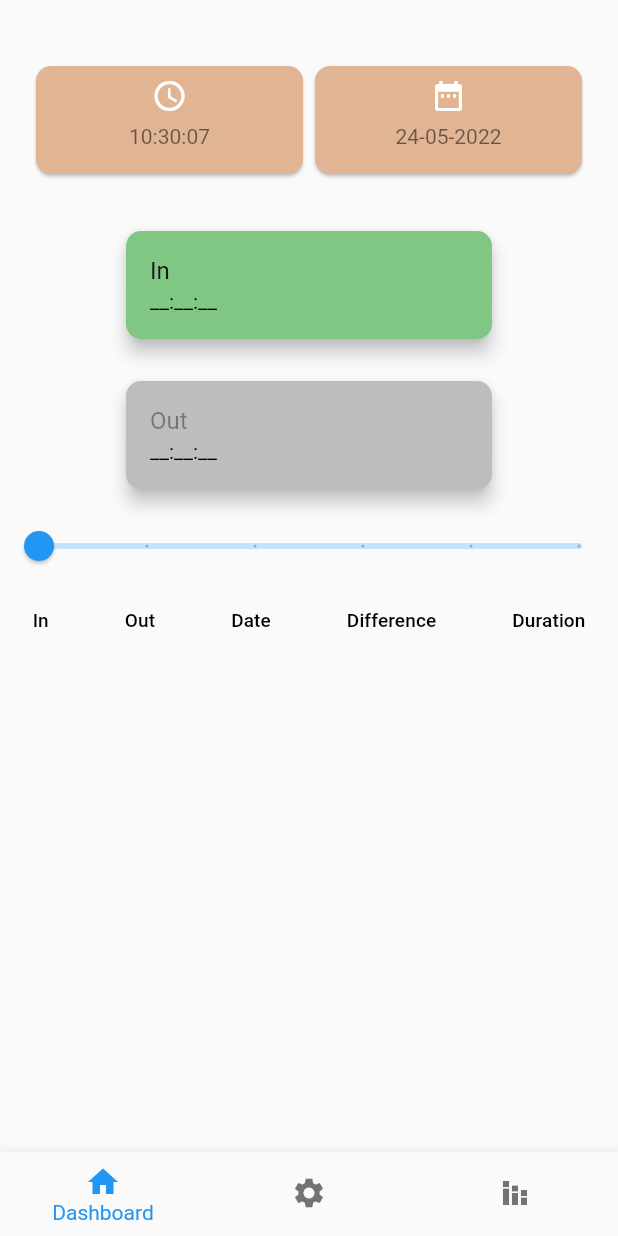
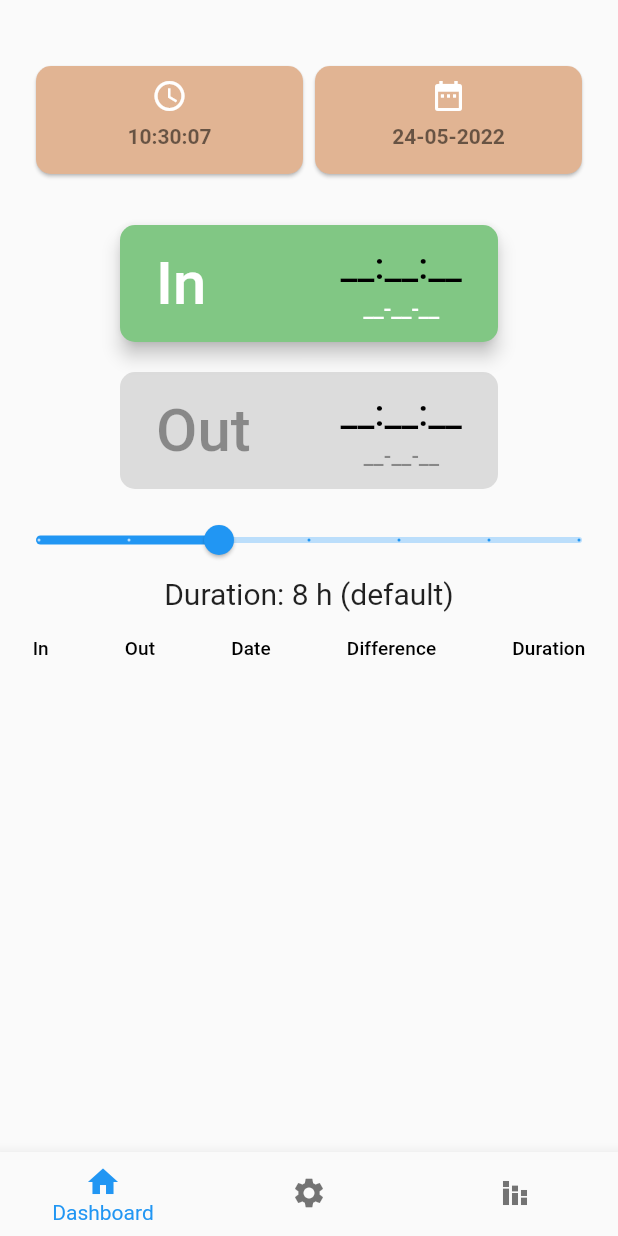
Before and after one commit to macik1423/job_timer, a Flutter app: the screen it shows after launch, on a phone screen of 412 x 824 dp. Run offline on Flutter 3.47's test engine with Material 2 defaults, Android fonts, the phone set to English and light mode, and no system bars; our stand-ins replace bloc, equatable, fl_chart, flutter_bloc, formz, hive and 3 more; accounts and stored records are empty; Roboto replaces fonts that are missing (Ubuntu).

Commit message:
Changed In, Out layouts; Added Duration field; Added some tests;

```diff
--- a/lib/cubit/shift/shift_state.dart
+++ b/lib/cubit/shift/shift_state.dart
@@ -1,5 +1,3 @@
-import 'dart:convert';
-
 import 'package:equatable/equatable.dart';
 import 'package:json_annotation/json_annotation.dart';
 
@@ -9,7 +7,7 @@ part 'shift_state.g.dart';
 
 enum ShiftStateStatus { initial, startTapped, endTapped }
 
-@JsonSerializable()
+@JsonSerializable(explicitToJson: true)
 class ShiftState extends Equatable {
   final Shift shift;
   final bool enabledStart;
--- a/lib/main.dart
+++ b/lib/main.dart
@@ -5,12 +5,15 @@ import 'package:hive_flutter/hive_flutter.dart';
 import 'package:hydrated_bloc/hydrated_bloc.dart';
 import 'package:path_provider/path_provider.dart';
 import 'package:path_provider/path_provider.dart' as path_provider;
+import 'package:provider/provider.dart';
 import 'package:timer/bloc/add_form/add_form_bloc.dart';
 import 'package:timer/cubit/navigation/navigation_cubit.dart';
 import 'package:timer/repository/shift_hive.dart';
 import 'package:timer/repository/shift_repository.dart';
 import 'package:timer/screen/root_screen.dart';
 import 'package:timer/shift_box.dart';
+import 'package:timer/util/duration_adapter.dart';
+import 'package:timer/widgets/duration_modifier.dart';
 
 import 'bloc/repo/repo_bloc.dart';
 import 'cubit/shift/shift_cubit.dart';
@@ -22,7 +25,8 @@ Future<void> main() async {
       await path_provider.getApplicationDocumentsDirectory();
   Hive
     ..initFlutter(appDocumentDirectory.path)
-    ..registerAdapter(ShiftAdapter());
+    ..registerAdapter(ShiftAdapter())
+    ..registerAdapter(DurationAdapter());
 
   HydratedBlocOverrides.runZoned(() => runApp(const MyApp()),
       createStorage: () async {
@@ -78,7 +82,11 @@ class _MyAppState extends State<MyApp> {
             create: (context) => AddFormBloc(),
           ),
         ],
-        child: const RootScreen(),
+        child: MultiProvider(providers: [
+          ChangeNotifierProvider<SliderChanged>(
+            create: (_) => SliderChanged(),
+          )
+        ], child: const RootScreen()),
       ),
     );
   }
--- a/lib/model/shift.dart
+++ b/lib/model/shift.dart
@@ -15,7 +15,8 @@ class Shift extends HiveObject {
   @HiveField(2, defaultValue: Duration(hours: 8))
   final Duration? duration;
 
-  Shift({required this.start, required this.end, required this.duration});
+  Shift({required this.start, required this.end, Duration? duration})
+      : duration = duration ?? const Duration(hours: 8);
 
   Shift copyWith({
     DateTime? start,
@@ -45,4 +46,9 @@ class Shift extends HiveObject {
 
   @override
   int get hashCode => start.hashCode ^ end.hashCode ^ duration.hashCode;
+
+  @override
+  String toString() {
+    return 'Shift{start: $start, end: $end, duration: $duration}';
+  }
 }
--- a/lib/screen/home/home.dart
+++ b/lib/screen/home/home.dart
@@ -8,6 +8,7 @@ import '../../model/shift.dart';
 import '../../util/constants.dart' as constants;
 import '../../util/time_util.dart';
 import '../../widgets/clock.dart';
+import '../../widgets/duration_modifier.dart';
 import '../../widgets/shift_card.dart';
 import 'first_shifts.dart';
 
@@ -21,7 +22,6 @@ class Home extends StatefulWidget {
 class _HomeState extends State<Home> {
   @override
   Widget build(BuildContext context) {
-    double _currentSliderValue = 8;
     return Scaffold(
       body: BlocConsumer<RepoBloc, RepoState>(
         listener: (repoContext, repoState) {
@@ -38,7 +38,11 @@ class _HomeState extends State<Home> {
               return Column(
                 children: <Widget>[
                   const SizedBox(height: 20),
-                  Clock(repoState: repoState),
+                  Clock(
+                    key: const Key(constants.mainClockText),
+                    repoState: repoState,
+                  ),
+                  // const DurationModifier(),
                   ShiftCard(
                       key: const Key(constants.inText),
                       color: state.enabledStart
@@ -51,7 +55,7 @@ class _HomeState extends State<Home> {
                       tappedTime: TimeUtil.formatDateTime(state.shift.start),
                       enabled: state.enabledStart,
                       title: constants.inText,
-                  ),
+                      subtitle: TimeUtil.formatDate(state.shift.start)),
                   ShiftCard(
                       key: const Key(constants.outText),
                       color: state.enabledEnd
@@ -60,32 +64,27 @@ class _HomeState extends State<Home> {
                       title: constants.outText,
                       onTap: () {
                         final timeNow = DateTime.now();
+                        final timeIn = state.shift.start;
+                        final duration = context.read<SliderChanged>().value;
                         context.read<RepoBloc>().add(
                               RepoShiftSaved(
                                 Shift(
-                                start: state.shift.start,
+                                  start: timeIn,
                                   end: timeNow,
                                   duration: Duration(
-                                    hours: _currentSliderValue.toInt()),
+                                    hours: duration.round(),
+                                  ),
                                 ),
                               ),
                             );
-                      context.read<ShiftCubit>().updateEnd(timeNow);
+                        context.read<SliderChanged>().resetToDefault();
+                        context.read<ShiftCubit>().updateEnd(timeIn!, timeNow);
                       },
                       tappedTime: TimeUtil.formatDateTime(state.shift.end),
                       enabled: state.enabledEnd,
-                  ),
-                  Slider(
-                    value: _currentSliderValue,
-                    max: 12,
-                    min: 8,
-                    divisions: 5,
-                    label: _currentSliderValue.round().toString(),
-                    onChanged: (double value) {
-                      setState(() {
-                        _currentSliderValue = value;
-                      });
-                    },
+                      subtitle: TimeUtil.formatDate(state.shift.end)),
+                  DurationModifier(
+                    absorbing: !(state.enabledEnd || state.enabledStart),
                   ),
                   const FirstShiftsList(),
                 ],
--- a/lib/util/constants.dart
+++ b/lib/util/constants.dart
@@ -27,3 +27,4 @@ const String monthsText = "Months";
 const String chartText = "Chart";
 const String summaryText = "Summary";
 const String durationText = "Duration";
+const String mainClockText = "Main Clock";
--- /dev/null
+++ b/lib/util/duration_adapter.dart
@@ -0,0 +1,16 @@
+import 'package:hive/hive.dart';
+
+class DurationAdapter extends TypeAdapter<Duration> {
+  @override
+  final int typeId = 2;
+
+  @override
+  Duration read(BinaryReader reader) {
+    return Duration(seconds: reader.read());
+  }
+
+  @override
+  void write(BinaryWriter writer, Duration obj) {
+    writer.write(obj.inSeconds);
+  }
+}
--- a/lib/util/time_util.dart
+++ b/lib/util/time_util.dart
@@ -12,7 +12,7 @@ class TimeUtil {
   /// return date in format: dd.mm.yyyy
   static String formatDate(DateTime? dateTime) {
     if (dateTime == null) {
-      return '__:__:__';
+      return '__-__-__';
     }
     return DateFormat('dd-MM-yyyy').format(dateTime);
   }
--- a/lib/widgets/clock.dart
+++ b/lib/widgets/clock.dart
@@ -73,6 +73,7 @@ class _ClockState extends State<Clock> {
                     return Center(
                       child: Text(
                         TimeUtil.formatDateTime(DateTime.now()),
+                        style: const TextStyle(fontWeight: FontWeight.bold),
                       ),
                     );
                   },
@@ -101,6 +102,7 @@ class _ClockState extends State<Clock> {
                     return Center(
                       child: Text(
                         TimeUtil.formatDate(DateTime.now()),
+                        style: const TextStyle(fontWeight: FontWeight.bold),
                       ),
                     );
                   },
--- /dev/null
+++ b/lib/widgets/duration_modifier.dart
@@ -0,0 +1,61 @@
+import 'package:flutter/material.dart';
+import 'package:provider/provider.dart';
+
+class DurationModifier extends StatefulWidget {
+  const DurationModifier({Key? key, required this.absorbing}) : super(key: key);
+  final bool absorbing;
+
+  @override
+  State<DurationModifier> createState() => _DurationModifierState();
+}
+
+class _DurationModifierState extends State<DurationModifier> {
+  double _currentSliderValue = 8;
+  @override
+  Widget build(BuildContext context) {
+    final durationText = 'Duration: ${_currentSliderValue.round()} h';
+    final absorbing = widget.absorbing;
+    return Column(
+      children: <Widget>[
+        AbsorbPointer(
+          absorbing: absorbing,
+          child: Slider(
+            activeColor: absorbing ? Colors.grey[400] : Colors.blue[500],
+            inactiveColor: absorbing ? Colors.grey[400] : Colors.blue[100],
+            value: _currentSliderValue,
+            max: 12,
+            min: 6,
+            divisions: 6,
+            label: _currentSliderValue.round().toString(),
+            onChanged: (double value) {
+              setState(
+                () {
+                  _currentSliderValue = value;
+                  context.read<SliderChanged>().change(value);
+                },
+              );
+            },
+          ),
+        ),
+        Text(
+          _currentSliderValue == 8 ? durationText + ' (default)' : durationText,
+          style: const TextStyle(fontSize: 20),
+        ),
+      ],
+    );
+  }
+}
+
+class SliderChanged extends ChangeNotifier {
+  double value = 8.0;
+
+  void change(double newValue) {
+    value = newValue;
+    notifyListeners();
+  }
+
+  void resetToDefault() {
+    value = 8.0;
+    notifyListeners();
+  }
+}
--- a/lib/widgets/shift_card.dart
+++ b/lib/widgets/shift_card.dart
@@ -6,6 +6,7 @@ class ShiftCard extends StatelessWidget {
   final Function onTap;
   final String tappedTime;
   final bool enabled;
+  final String subtitle;
   const ShiftCard({
     Key? key,
     required this.color,
@@ -13,32 +14,49 @@ class ShiftCard extends StatelessWidget {
     required this.onTap,
     required this.tappedTime,
     required this.enabled,
+    required this.subtitle,
   }) : super(key: key);
 
   @override
   Widget build(BuildContext context) {
     return Padding(
       padding: const EdgeInsets.fromLTRB(80, 10, 80, 10),
-      child: Card(
-        elevation: 5,
-        clipBehavior: Clip.antiAlias,
-        color: color,
-        child: Column(
-          children: <Widget>[
-            ListTile(
-              title: Text(title),
-              subtitle: Text(
-                tappedTime,
-                style: const TextStyle(color: Colors.black),
+      child: ElevatedButton(
+        style: ElevatedButton.styleFrom(
+          primary: color,
+          elevation: 5,
+          shape: const RoundedRectangleBorder(
+            borderRadius: BorderRadius.all(
+              Radius.circular(10),
+            ),
+          ),
+        ),
+        onPressed: enabled ? () => onTap() : null,
+        child: Padding(
+          padding: const EdgeInsets.all(8.0),
+          child: Row(
+            mainAxisAlignment: MainAxisAlignment.spaceBetween,
+            children: <Widget>[
+              Text(title, style: const TextStyle(fontSize: 40)),
+              Column(
+                children: [
+                  Padding(
+                    padding: const EdgeInsets.only(bottom: 5.0, top: 5.0),
+                    child: Text(
+                      tappedTime,
+                      style: const TextStyle(color: Colors.black, fontSize: 25),
+                    ),
+                  ),
+                  Padding(
+                    padding: const EdgeInsets.only(bottom: 5.0),
+                    child: Text(
+                      subtitle,
+                      style: const TextStyle(fontSize: 15),
+                    ),
+                  ),
+                ],
               ),
-              onTap: () => onTap(),
-              enabled: enabled,
-            ),
-          ],
-        ),
-        shape: const RoundedRectangleBorder(
-          borderRadius: BorderRadius.all(
-            Radius.circular(10),
+            ],
           ),
         ),
       ),
--- a/lib/widgets/shifts_list.dart
+++ b/lib/widgets/shifts_list.dart
@@ -1,13 +1,11 @@
 import 'package:flutter/material.dart';
 import 'package:timer/model/shift.dart';
-import 'package:timer/util/duration_extension.dart';
 
 import '../util/constants.dart' as constants;
 import '../util/time_util.dart';
 
 class ShiftsList extends StatelessWidget {
   final List<Shift> shifts;
-  final int normalShift = 8;
   final Function(Shift shift) press;
   const ShiftsList({
     Key? key,
@@ -28,8 +26,9 @@ class ShiftsList extends StatelessWidget {
       rows: shifts.map((shift) {
         final start = shift.start;
         final end = shift.end;
+        final duration = shift.duration;
         final diff = end
-            ?.subtract(Duration(hours: normalShift))
+            ?.subtract(Duration(hours: duration!.inHours))
             .difference(start!)
             .inSeconds;
         return DataRow(
@@ -55,7 +54,7 @@ class ShiftsList extends StatelessWidget {
               ),
             ),
             DataCell(Text(
-              shift.duration!.toHoursMinutes() + " h",
+              '${shift.duration!.inHours} h',
             )),
           ],
         );
--- a/pubspec.yaml
+++ b/pubspec.yaml
@@ -49,6 +49,7 @@ dependencies:
   flutter_services_binding: ^0.1.0
   fl_chart: ^0.50.1
   json_serializable: ^6.2.0
+  provider: ^6.0.3
 
 dev_dependencies:
   flutter_test:
@@ -60,7 +61,6 @@ dev_dependencies:
   # package. See that file for information about deactivating specific lint
   # rules and activating additional ones.
   flutter_lints: ^1.0.0
-  json_serializable: ^6.0.0
   hive_generator: ^1.1.2
   mocktail: ^0.3.0
   flutter_launcher_icons: ^0.9.2
```
Also changed, not shown: lib/cubit/shift/shift_cubit.dart (+2 -6 lines), lib/screen/statistics/statistics_screen.dart (+2 -14 lines), lib/util/shift_accumulator.dart (added, +11 -0 lines), lib/cubit/shift/shift_state.g.dart (added), lib/model/shift.g.dart (added), pubspec.lock, 3 other files. Lines whose indentation alone changed are shown as unchanged.
